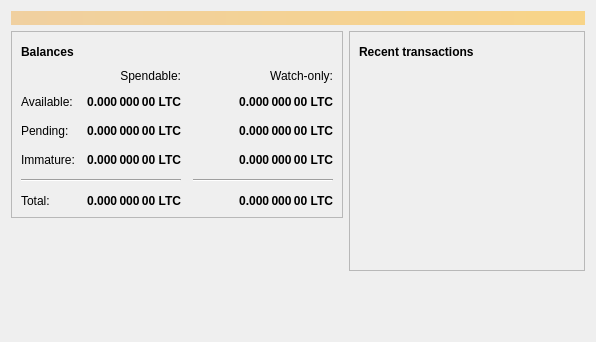
The window that src/qt/forms/overviewpage.ui (ventas-project/ventas) describes before a commit, drawn with Qt 5.
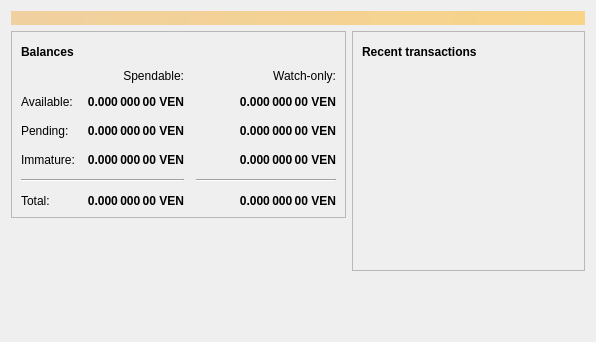
The same window after the commit. Icons and pictures are not drawn.

```diff
--- a/src/qt/forms/overviewpage.ui
+++ b/src/qt/forms/overviewpage.ui
@@ -129,7 +129,7 @@
                <string>Unconfirmed transactions to watch-only addresses</string>
               </property>
               <property name="text">
-               <string notr="true">0.000 000 00 LTC</string>
+               <string notr="true">0.000 000 00 VEN</string>
               </property>
               <property name="alignment">
                <set>Qt::AlignRight|Qt::AlignTrailing|Qt::AlignVCenter</set>
@@ -154,7 +154,7 @@
                <string>Total of transactions that have yet to be confirmed, and do not yet count toward the spendable balance</string>
               </property>
               <property name="text">
-               <string notr="true">0.000 000 00 LTC</string>
+               <string notr="true">0.000 000 00 VEN</string>
               </property>
               <property name="alignment">
                <set>Qt::AlignRight|Qt::AlignTrailing|Qt::AlignVCenter</set>
@@ -179,7 +179,7 @@
                <string>Mined balance in watch-only addresses that has not yet matured</string>
               </property>
               <property name="text">
-               <string notr="true">0.000 000 00 LTC</string>
+               <string notr="true">0.000 000 00 VEN</string>
               </property>
               <property name="alignment">
                <set>Qt::AlignRight|Qt::AlignTrailing|Qt::AlignVCenter</set>
@@ -237,7 +237,7 @@
                <string>Mined balance that has not yet matured</string>
               </property>
               <property name="text">
-               <string notr="true">0.000 000 00 LTC</string>
+               <string notr="true">0.000 000 00 VEN</string>
               </property>
               <property name="alignment">
                <set>Qt::AlignRight|Qt::AlignTrailing|Qt::AlignVCenter</set>
@@ -282,7 +282,7 @@
                <string>Your current total balance</string>
               </property>
               <property name="text">
-               <string notr="true">0.000 000 00 LTC</string>
+               <string notr="true">0.000 000 00 VEN</string>
               </property>
               <property name="alignment">
                <set>Qt::AlignRight|Qt::AlignTrailing|Qt::AlignVCenter</set>
@@ -307,7 +307,7 @@
                <string>Current total balance in watch-only addresses</string>
               </property>
               <property name="text">
-               <string notr="true">0.000 000 00 LTC</string>
+               <string notr="true">0.000 000 00 VEN</string>
               </property>
               <property name="alignment">
                <set>Qt::AlignRight|Qt::AlignTrailing|Qt::AlignVCenter</set>
@@ -349,7 +349,7 @@
                <string>Your current spendable balance</string>
               </property>
               <property name="text">
-               <string notr="true">0.000 000 00 LTC</string>
+               <string notr="true">0.000 000 00 VEN</string>
               </property>
               <property name="alignment">
                <set>Qt::AlignRight|Qt::AlignTrailing|Qt::AlignVCenter</set>
@@ -374,7 +374,7 @@
                <string>Your current balance in watch-only addresses</string>
               </property>
               <property name="text">
-               <string notr="true">0.000 000 00 LTC</string>
+               <string notr="true">0.000 000 00 VEN</string>
               </property>
               <property name="alignment">
                <set>Qt::AlignRight|Qt::AlignTrailing|Qt::AlignVCenter</set>
```
